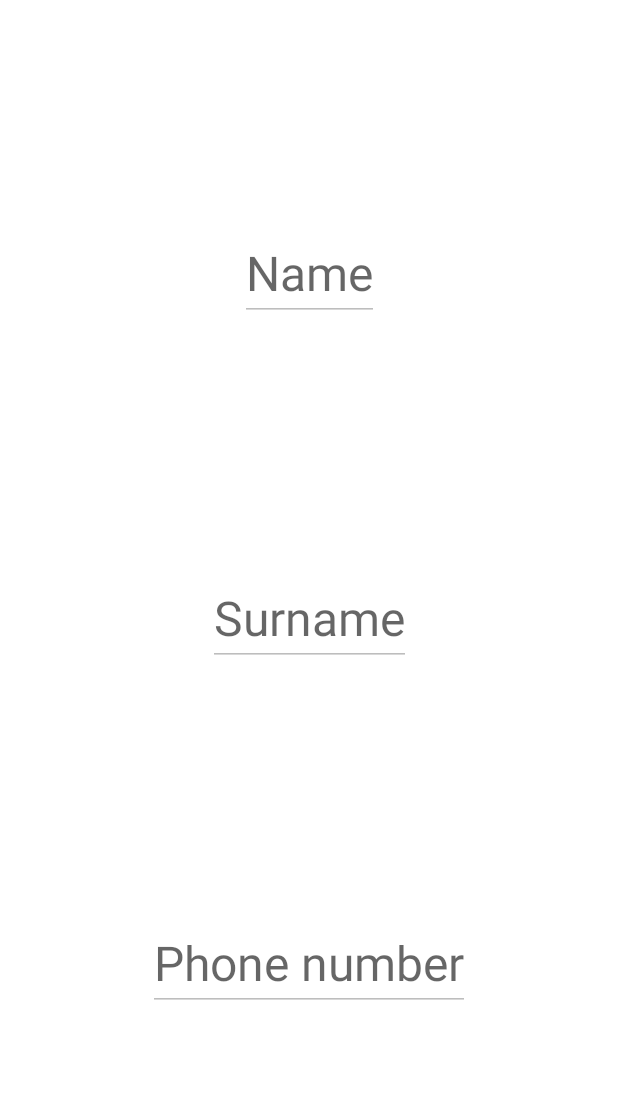
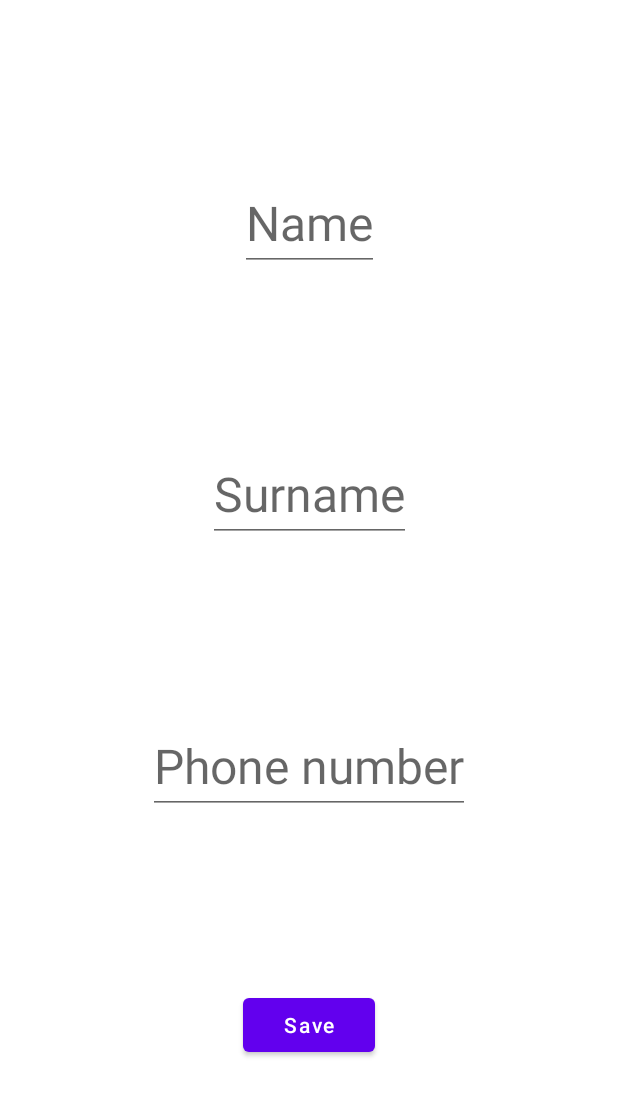
Before and after one commit to ArtNikita/AndersenIntensive, an Android app: the fragment ContactDetailsFragment placed in its activity, on a phone screen of 412 x 824 dp. Shown: the top 1096 px of the screen. Run offline under Robolectric (Android 15) with nearby library versions, the phone set to English and light mode, and no system bars; libraries missing offline, so code that uses them is left out: by.kirich1409.viewbindingdelegate; 6 statements that could not run were skipped.

Commit message:
added ability to modify existing contact entity

```diff
--- /dev/null
+++ b/app/src/main/java/ru/nikitaartamonov/andersenintensive/pages/fifth_homework/ContactDetailContract.kt
@@ -0,0 +1,5 @@
+package ru.nikitaartamonov.andersenintensive.pages.fifth_homework
+
+interface ContactDetailContract {
+    fun saveContact(currentContact: Contact, modifiedContact: Contact)
+}
--- a/app/src/main/java/ru/nikitaartamonov/andersenintensive/pages/fifth_homework/ContactDetailsFragment.kt
+++ b/app/src/main/java/ru/nikitaartamonov/andersenintensive/pages/fifth_homework/ContactDetailsFragment.kt
@@ -1,5 +1,6 @@
 package ru.nikitaartamonov.andersenintensive.pages.fifth_homework
 
+import android.content.Context
 import android.os.Bundle
 import android.view.View
 import androidx.fragment.app.Fragment
@@ -16,9 +17,39 @@ class ContactDetailsFragment : Fragment(R.layout.fragment_contact_details) {
         arguments?.getParcelable<Contact>(CONTACT_KEY)
             ?: throw IllegalStateException("Contact should be provided")
     }
+    private lateinit var contract: ContactDetailContract
+
+    override fun onAttach(context: Context) {
+        super.onAttach(context)
+        val launchActivity = requireActivity()
+        if (launchActivity is ContactDetailContract) {
+            contract = launchActivity
+        } else {
+            throw IllegalStateException("Launch activity should implement ContactDetailContract")
+        }
+    }
 
     override fun onViewCreated(view: View, savedInstanceState: Bundle?) {
         super.onViewCreated(view, savedInstanceState)
+        fillData()
+        initSaveButton()
+    }
+
+    private fun initSaveButton() {
+        binding.saveContactButton.setOnClickListener {
+            val modifiedContact = currentContact.copy(
+                number = binding.contactPhoneNumberEditText.text.toString(),
+                name = binding.contactNameEditText.text.toString(),
+                surname = binding.contactSurnameEditText.text.toString()
+            )
+            contract.saveContact(
+                currentContact,
+                modifiedContact
+            )
+        }
+    }
+
+    private fun fillData() {
         binding.contactNameEditText.setText(currentContact.name)
         binding.contactSurnameEditText.setText(currentContact.surname)
         binding.contactPhoneNumberEditText.setText(currentContact.number)
--- a/app/src/main/res/layout/fragment_contact_details.xml
+++ b/app/src/main/res/layout/fragment_contact_details.xml
@@ -32,10 +32,21 @@
         style="@style/ContactEditText"
         android:hint="@string/phone_number"
         android:inputType="phone"
-        app:layout_constraintBottom_toBottomOf="parent"
+        app:layout_constraintBottom_toTopOf="@id/save_contact_button"
         app:layout_constraintEnd_toEndOf="parent"
         app:layout_constraintStart_toStartOf="parent"
         app:layout_constraintTop_toBottomOf="@id/contact_surname_edit_text" />
 
+    <Button
+        android:id="@+id/save_contact_button"
+        android:layout_width="wrap_content"
+        android:layout_height="wrap_content"
+        android:text="@string/save"
+        android:textAllCaps="false"
+        app:layout_constraintBottom_toBottomOf="parent"
+        app:layout_constraintEnd_toEndOf="parent"
+        app:layout_constraintStart_toStartOf="parent"
+        app:layout_constraintTop_toBottomOf="@id/contact_phone_number_edit_text" />
+
 
 </androidx.constraintlayout.widget.ConstraintLayout>
--- a/app/src/main/res/values/strings.xml
+++ b/app/src/main/res/values/strings.xml
@@ -17,4 +17,5 @@
     <string name="name">Name</string>
     <string name="surname">Surname</string>
     <string name="phone_number">Phone number</string>
+    <string name="save">Save</string>
 </resources>
--- a/app/src/main/res/values/styles.xml
+++ b/app/src/main/res/values/styles.xml
@@ -18,8 +18,6 @@
     <style name="ContactEditText">
         <item name="android:layout_width">wrap_content</item>
         <item name="android:layout_height">wrap_content</item>
-        <item name="android:layout_margin">@dimen/normal_space</item>
-        <item name="android:enabled">false</item>
         <item name="android:textSize">32sp</item>
     </style>
 </resources>
```
Also changed, not shown: app/src/main/java/ru/nikitaartamonov/andersenintensive/pages/fifth_homework/ContactsListFragment.kt (+8 -0 lines), app/src/main/java/ru/nikitaartamonov/andersenintensive/pages/fifth_homework/FifthHomeworkActivity.kt (+15 -1 lines).
